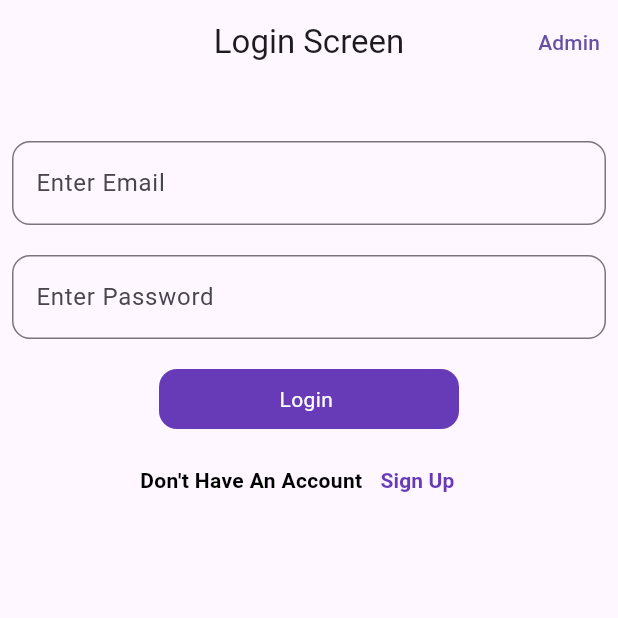
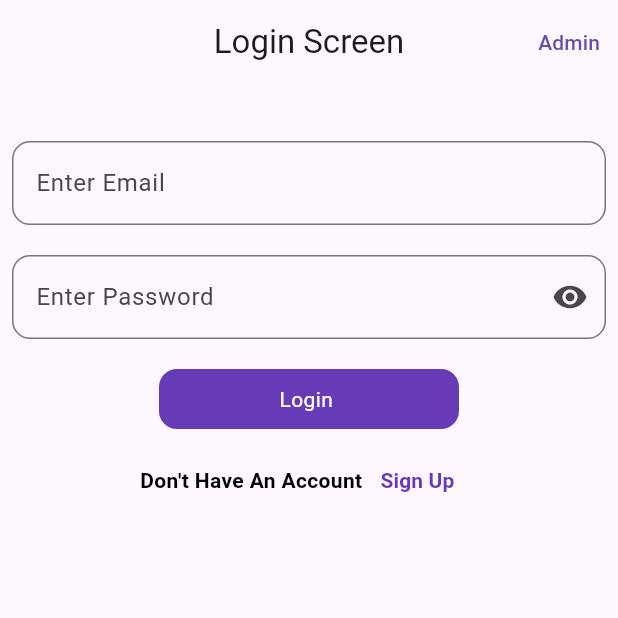
Before and after one commit to Momi48/attendence_managenment_system, a Flutter app: the screen it shows after launch, on a phone screen of 412 x 824 dp, the top half of it. Run offline on Flutter 3.47's test engine with Material 3 defaults, Android fonts, the phone set to English and light mode, and no system bars; our stand-ins replace cloud_firestore, firebase_auth, firebase_core, firebase_storage, flutter_local_notifications, image_picker and 3 more; accounts and stored records are empty.

Commit message:
made some changes

```diff
--- a/lib/login/login_screen.dart
+++ b/lib/login/login_screen.dart
@@ -1,8 +1,7 @@
 import 'package:attendence_system/admin/admin_panel.dart';
-import 'package:attendence_system/attendence_screen.dart';
+import 'package:attendence_system/screens/attendence_screen.dart';
 import 'package:attendence_system/button/round_button.dart';
 import 'package:attendence_system/sign_in/sign_up.dart';
-import 'package:cloud_firestore/cloud_firestore.dart';
 import 'package:firebase_auth/firebase_auth.dart';
 import 'package:flutter/material.dart';
 
@@ -14,13 +13,12 @@ class LoginScreen extends StatefulWidget {
 }
 
 class _LoginScreenState extends State<LoginScreen> {
-  final userData = FirebaseFirestore.instance.collection('User');
   bool loading = false;
   final auth = FirebaseAuth.instance;
-  final ref = FirebaseFirestore.instance;
   final passwordController = TextEditingController();
   final emailController = TextEditingController();
   final formKey = GlobalKey<FormState>();
+  bool isChanged = false;
 
   @override
   void dispose() {
@@ -85,10 +83,12 @@ class _LoginScreenState extends State<LoginScreen> {
         actions: [
           TextButton(
               onPressed: () {
-                Navigator.push(context,
-                    MaterialPageRoute(builder: (context) => const AdminPanel()));
+                Navigator.push(
+                    context,
+                    MaterialPageRoute(
+                        builder: (context) => const AdminPanel()));
               },
-              child: Text('Admin'))
+              child: const Text('Admin'))
         ],
       ),
       body: Form(
@@ -123,8 +123,17 @@ class _LoginScreenState extends State<LoginScreen> {
                 ),
                 TextFormField(
                   controller: passwordController,
+                  obscureText:isChanged ? false : true,
                   decoration: InputDecoration(
                       hintText: 'Enter Password',
+                      suffixIcon: IconButton(
+                          onPressed: () {
+                            setState(() {
+
+                            });
+                            isChanged = !isChanged;
+                          },
+                          icon: Icon(isChanged ? Icons.visibility_off : Icons.visibility)),
                       border: OutlineInputBorder(
                           borderRadius: BorderRadius.circular(12))),
                   validator: (value) {
--- a/lib/leave_request_notification.dart
+++ b/lib/notification/leave_request_notification.dart
@@ -1,5 +1,5 @@
 import 'package:attendence_system/button/round_button.dart';
-import 'package:attendence_system/class_notification.dart';
+import 'package:attendence_system/class/class_notification.dart';
 import 'package:cloud_firestore/cloud_firestore.dart';
 import 'package:flutter/material.dart';
 
--- a/lib/screens/total_user_screen.dart
+++ b/lib/screens/total_user_screen.dart
@@ -10,7 +10,6 @@ class TotalUserScreen extends StatefulWidget {
 
 class _TotalUserScreenState extends State<TotalUserScreen> {
   final refData = FirebaseFirestore.instance.collection('User').snapshots();
-  final data = FirebaseFirestore.instance.collection('User');
   @override
   Widget build(BuildContext context) {
     return Scaffold(
```
Also changed, not shown: lib/admin/admin_panel.dart (+22 -10 lines), lib/admin/menu_screen.dart (+14 -11 lines), lib/logged_in/user_logged_in.dart (+6 -4 lines), lib/screens/attendence_screen.dart (renamed from lib/attendence_screen.dart, +10 -3 lines), lib/sign_in/sign_up.dart (+18 -4 lines), lib/class/class_notification.dart (renamed from lib/class_notification.dart).
